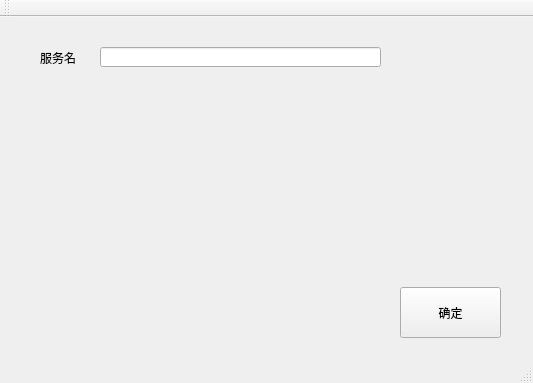
Above: QT/testObj/mainwindow.ui from hedongzhang/winSrc before the change. Below: the same form after it.
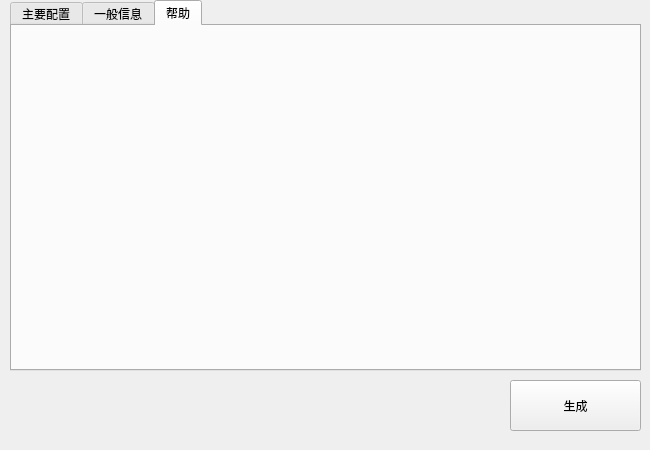
That is the form after the change. Icons and pictures are not drawn.

What changed in the file:
```diff
--- a/QT/testObj/mainwindow.ui
+++ b/QT/testObj/mainwindow.ui
@@ -6,70 +6,85 @@
    <rect>
     <x>0</x>
     <y>0</y>
-    <width>533</width>
-    <height>383</height>
+    <width>650</width>
+    <height>450</height>
    </rect>
   </property>
+  <property name="minimumSize">
+   <size>
+    <width>650</width>
+    <height>450</height>
+   </size>
+  </property>
+  <property name="maximumSize">
+   <size>
+    <width>650</width>
+    <height>450</height>
+   </size>
+  </property>
   <property name="windowTitle">
-   <string>MainWindow</string>
+   <string>AutoCoding</string>
+  </property>
+  <property name="windowIcon">
+   <iconset>
+    <normaloff>D:/download/chrome/20150715044853541_easyicon_net_32.ico</normaloff>D:/download/chrome/20150715044853541_easyicon_net_32.ico</iconset>
   </property>
   <widget class="QWidget" name="centralWidget">
    <widget class="QPushButton" name="pushButton">
     <property name="geometry">
      <rect>
-      <x>400</x>
-      <y>270</y>
-      <width>101</width>
+      <x>510</x>
+      <y>380</y>
+      <width>131</width>
       <height>51</height>
      </rect>
     </property>
     <property name="text">
-     <string>确定</string>
+     <string>生成</string>
     </property>
    </widget>
-   <widget class="QLabel" name="label">
+   <widget class="QTabWidget" name="tabWidget">
     <property name="geometry">
      <rect>
-      <x>40</x>
-      <y>30</y>
-      <width>61</width>
-      <height>21</height>
+      <x>10</x>
+      <y>0</y>
+      <width>631</width>
+      <height>371</height>
      </rect>
     </property>
-    <property name="text">
-     <string>服务名</string>
+    <property name="currentIndex">
+     <number>2</number>
     </property>
-   </widget>
-   <widget class="QLineEdit" name="lineEdit">
-    <property name="geometry">
-     <rect>
-      <x>100</x>
-      <y>30</y>
-      <width>281</width>
-      <height>20</height>
-     </rect>
+    <property name="tabBarAutoHide">
+     <bool>false</bool>
     </property>
+    <widget class="QWidget" name="">
+     <attribute name="title">
+      <string>主要配置</string>
+     </attribute>
+    </widget>
+    <widget class="QWidget" name="tab_2">
+     <attribute name="title">
+      <string>一般信息</string>
+     </attribute>
+    </widget>
+    <widget class="QWidget" name="tab">
+     <attribute name="title">
+      <string>帮助</string>
+     </attribute>
+    </widget>
    </widget>
   </widget>
-  <widget class="QMenuBar" name="menuBar">
-   <property name="geometry">
-    <rect>
-     <x>0</x>
-     <y>0</y>
-     <width>533</width>
-     <height>23</height>
-    </rect>
+  <action name="action">
+   <property name="text">
+    <string>文档</string>
    </property>
-  </widget>
-  <widget class="QToolBar" name="mainToolBar">
-   <attribute name="toolBarArea">
-    <enum>TopToolBarArea</enum>
-   </attribute>
-   <attribute name="toolBarBreak">
-    <bool>false</bool>
-   </attribute>
-  </widget>
-  <widget class="QStatusBar" name="statusBar"/>
+  </action>
+  <action name="action_2">
+   <property name="text">
+    <string>说明</string>
+   </property>
+  </action>
  </widget>
  <layoutdefault spacing="6" margin="11"/>
  <resources/>
```
